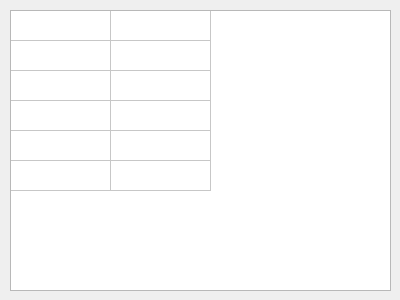
This is src/ui/uas/UASQuickTabView.ui in mihadyuk/qgroundcontrol as Qt 5 draws it before an edit. The edited form follows.
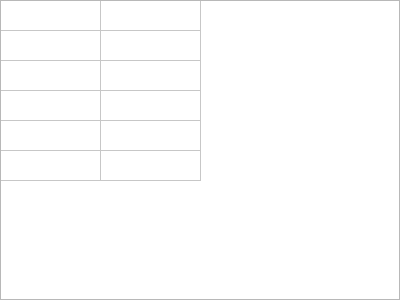
This is the edited form.

Commit message: - Edited frame color and width.

```diff
--- a/src/ui/uas/UASQuickTabView.ui
+++ b/src/ui/uas/UASQuickTabView.ui
@@ -13,18 +13,21 @@
   <property name="windowTitle">
    <string>Form</string>
   </property>
-  <widget class="QWidget" name="gridLayoutWidget">
+  <widget class="QTableWidget" name="tableWidget">
    <property name="geometry">
     <rect>
-     <x>10</x>
-     <y>10</y>
-     <width>381</width>
-     <height>281</height>
+     <x>0</x>
+     <y>0</y>
+     <width>400</width>
+     <height>300</height>
     </rect>
    </property>
-   <layout class="QGridLayout" name="gridLayout">
-    <item row="0" column="0">
-     <widget class="QTableWidget" name="tableWidget">
+   <property name="sizePolicy">
+    <sizepolicy hsizetype="Preferred" vsizetype="Preferred">
+     <horstretch>0</horstretch>
+     <verstretch>0</verstretch>
+    </sizepolicy>
+   </property>
       <property name="rowCount">
        <number>6</number>
       </property>
@@ -45,9 +48,6 @@
       <row/>
       <column/>
       <column/>
-     </widget>
-    </item>
-   </layout>
   </widget>
  </widget>
  <resources/>
```
Lines whose indentation alone changed are shown as unchanged. The commit also changes 1 other file.
